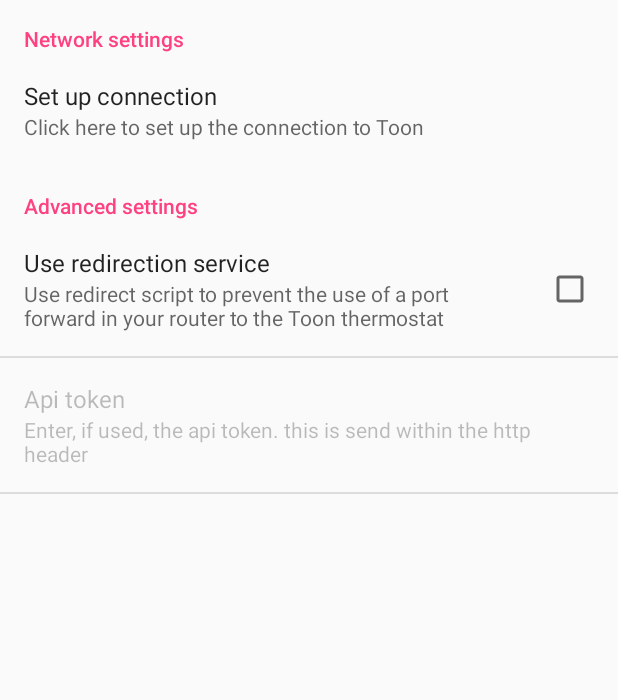
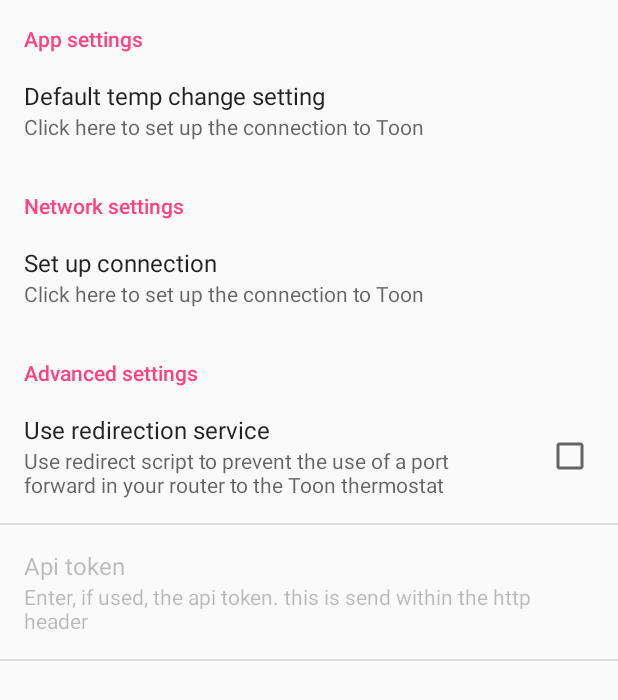
Before and after one commit to Inversion-NL/Toon-Android, an Android app: the SettingsActivity screen opened directly, with no data from a screen before it, on a phone screen of 412 x 824 dp. Shown: the top 700 px of the screen. Run offline under Robolectric (Android 15) with nearby library versions, the phone set to English and light mode, and no system bars.

Commit message:
Enhancement: https://github.com/fabianblom/Toon-Android/issues/9

```diff
--- /dev/null
+++ b/app/src/main/res/values/arrays.xml
@@ -0,0 +1,7 @@
+<?xml version="1.0" encoding="utf-8"?>
+<resources>
+    <string-array name="tempSetValues">
+        <item>1</item>
+        <item>5</item>
+    </string-array>
+</resources>
--- a/app/src/main/res/values/strings.xml
+++ b/app/src/main/res/values/strings.xml
@@ -9,6 +9,9 @@
     <string name="pref_redirectionService_summary">Use redirect script to prevent the use of a port forward in your router to the Toon thermostat</string>
     <string name="pref_setupConnection_title">Set up connection</string>
     <string name="pref_setupConnection_summary">Click here to set up the connection to Toon</string>
+    <string name="pref_category_app_settings_title">App settings</string>
+    <string name="pref_tempSetValue_title">Default temp change setting</string>
+    <string name="pref_tempSetValue_summary">The amount the + and - sign changes</string>
 
     <string name="temperature_setting_away">Away</string>
     <string name="temperature_setting_home">Home</string>
--- a/app/src/main/res/xml/preferences.xml
+++ b/app/src/main/res/xml/preferences.xml
@@ -1,5 +1,16 @@
 <?xml version="1.0" encoding="utf-8"?>
 <PreferenceScreen xmlns:android="http://schemas.android.com/apk/res/android">
+    <PreferenceCategory
+        android:title="@string/pref_category_app_settings_title">
+        <ListPreference
+            android:key="pref_key_tempSetValue"
+            android:title="@string/pref_tempSetValue_title"
+            android:summary="@string/pref_setupConnection_summary"
+            android:defaultValue="5"
+            android:entries="@array/tempSetValues"
+            android:entryValues="@array/tempSetValues"/>
+    </PreferenceCategory>
+
     <PreferenceCategory
         android:title="@string/pref_network_title"
         android:key="pref_key_network">
@@ -12,7 +23,6 @@
                 android:targetClass="com.toonapps.toon.view.ConnectionWizardActivity"
                 android:targetPackage="com.toonapps.toon"/>
         </PreferenceScreen>
-
     </PreferenceCategory>
 
     <PreferenceCategory
@@ -30,6 +40,5 @@
             android:key="pref_key_token"
             android:summary="@string/pref_token_summary"
             android:title="@string/pref_token_title" />
-
     </PreferenceCategory>
 </PreferenceScreen>
```
Also changed, not shown: app/src/main/java/com/toonapps/toon/helper/AppSettings.java (+10 -2 lines), app/src/main/java/com/toonapps/toon/view/MainActivity.java (+5 -5 lines), 9 other files.
